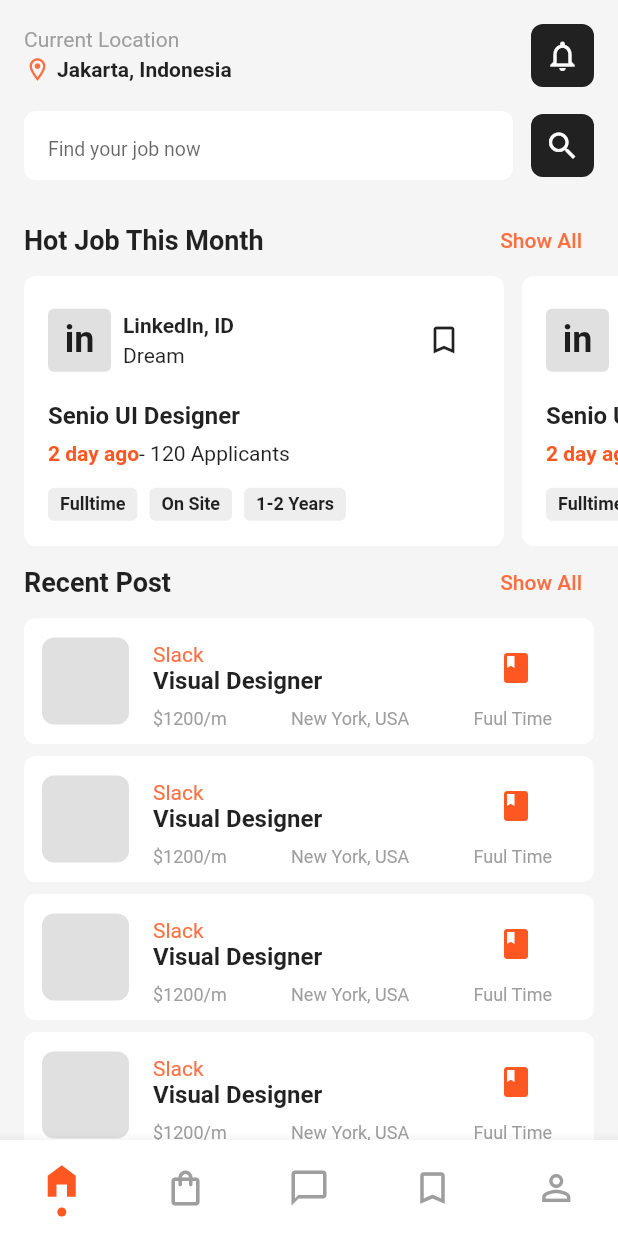
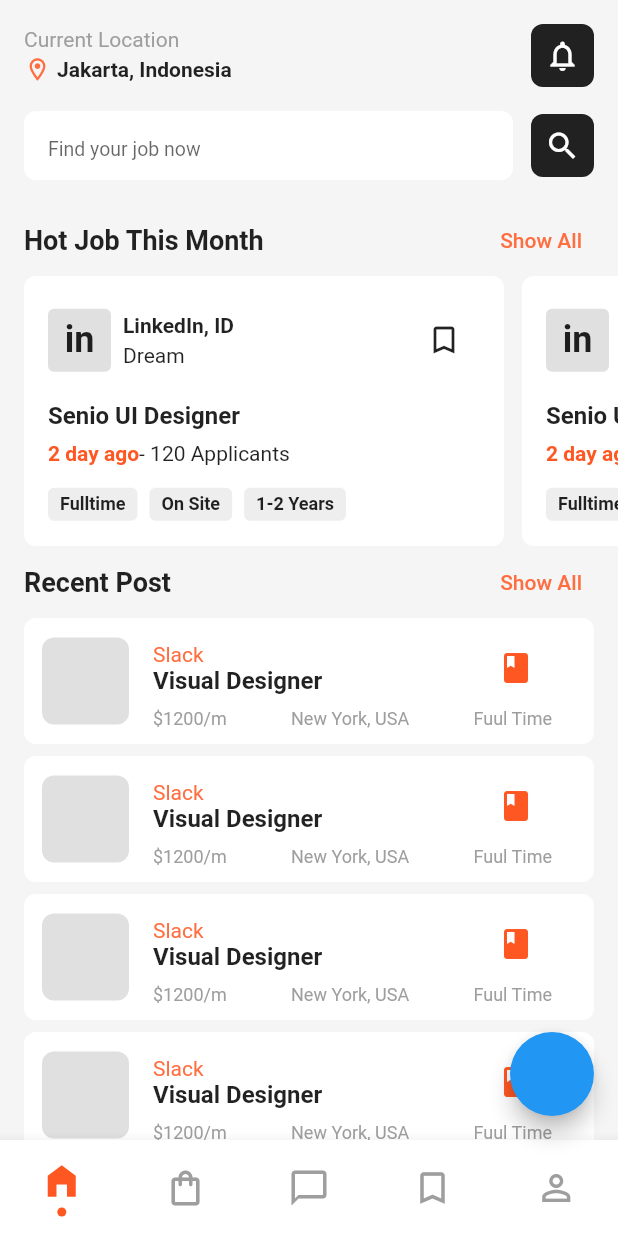
Before and after one commit to JAICHANGPARK/flutter_notebook_chapter_21, a Flutter app: the JobMainPage screen opened by its route, on a phone screen of 412 x 824 dp. Run offline on Flutter 3.47's test engine with Material 2 defaults, Android fonts, the phone set to English and light mode, and no system bars; our stand-ins replace badges, dots_indicator, fl_chart, flutter_riverpod; missing offline and left inert: candlesticks; network calls fail.

Commit message:
Update job_main_page.dart

```diff
--- a/lib/ep1237_job_finder_app/src/ui/job_main_page.dart
+++ b/lib/ep1237_job_finder_app/src/ui/job_main_page.dart
@@ -1,6 +1,8 @@
 import 'package:flutter/material.dart';
 import 'package:flutter_notebook_chapter_21/ep1237_job_finder_app/src/ui/job_description_page.dart';
+import 'package:flutter_riverpod/flutter_riverpod.dart';
 
+final testStateCounter = StateProvider((ref) => 0);
 class JobMainPage extends StatefulWidget {
   const JobMainPage({Key? key}) : super(key: key);
 
@@ -496,6 +498,16 @@ class _JobMainPageState extends State<JobMainPage> {
           ),
         ),
       ),
+      floatingActionButton: Consumer(
+        builder: (context, ref, _) {
+          final cnt = ref.watch(testStateCounter);
+          return FloatingActionButton(
+            onPressed: (){
+
+            },
+          );
+        }
+      ),
     );
   }
 }
```
